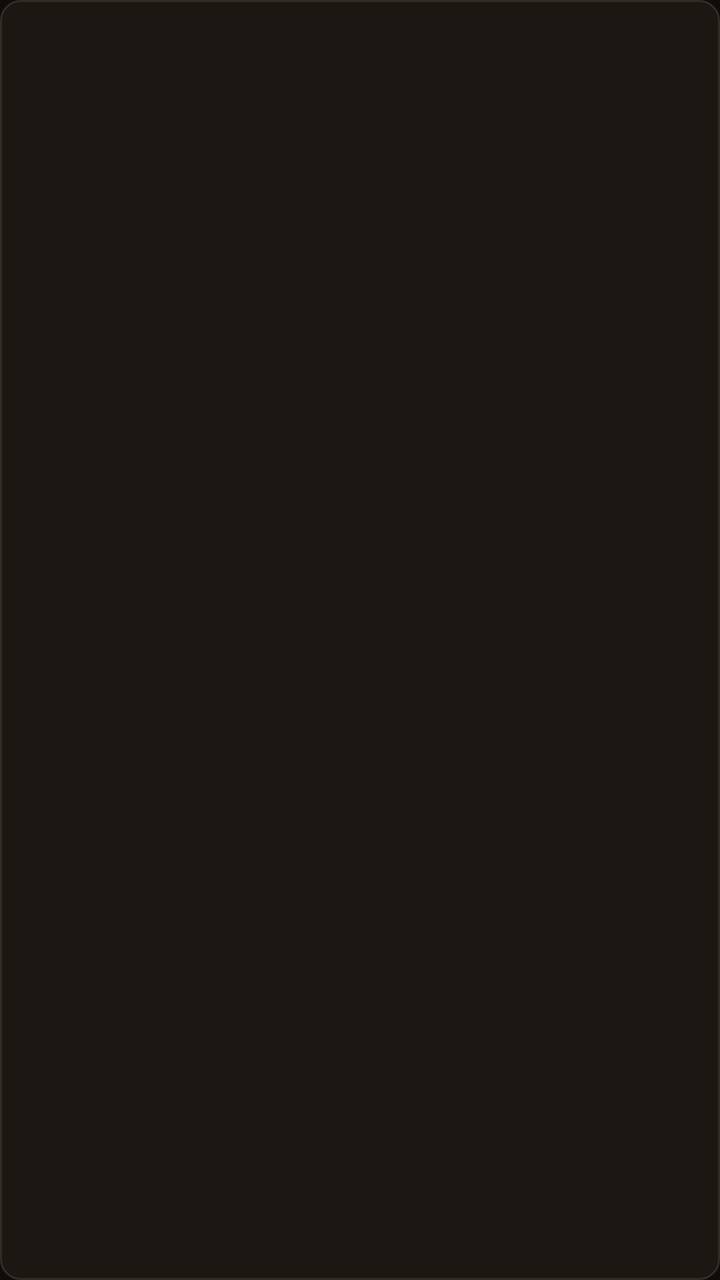
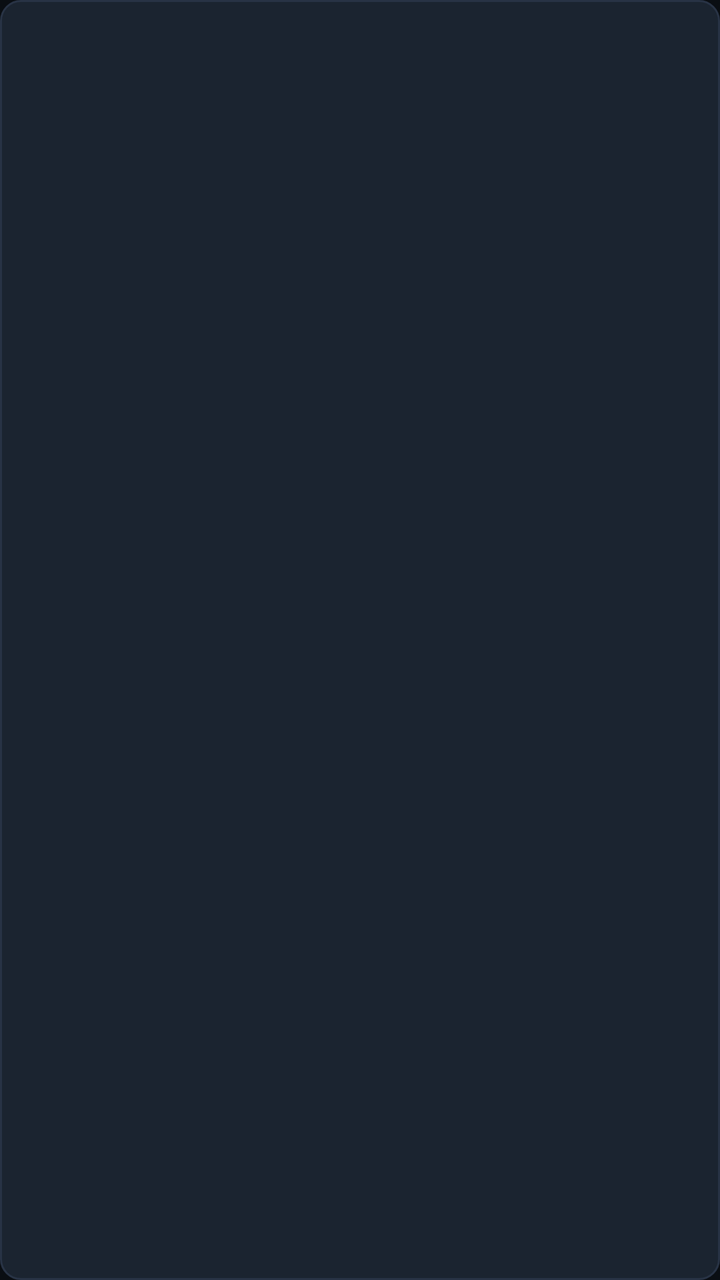

An Android layout rendered at two revisions. The XML below is the earlier revision; the diff shows what the commit changed to produce the second picture.
<!-- AndroidManifest.xml: application theme AppTheme -->
<!-- res/layout/item_result.xml -->
<?xml version="1.0" encoding="utf-8"?>
<LinearLayout xmlns:android="http://schemas.android.com/apk/res/android"
    android:layout_width="match_parent"
    android:layout_height="96dp"
    android:layout_marginBottom="8dp"
    android:background="@drawable/card_bg"
    android:focusable="true"
    android:focusableInTouchMode="true"
    android:gravity="center_vertical"
    android:orientation="horizontal"
    android:padding="12dp">

    <ImageView
        android:id="@+id/image"
        android:layout_width="64dp"
        android:layout_height="64dp"
        android:contentDescription="@null"
        android:scaleType="fitCenter" />

    <LinearLayout
        android:layout_width="0dp"
        android:layout_height="wrap_content"
        android:layout_marginStart="12dp"
        android:layout_weight="1"
        android:orientation="vertical">

        <TextView
            android:id="@+id/name"
            android:layout_width="match_parent"
            android:layout_height="wrap_content"
            android:duplicateParentState="true"
            android:ellipsize="end"
            android:maxLines="1"
            android:textColor="@color/item_text"
            android:textSize="17sp" />

        <TextView
            android:id="@+id/subtitle"
            android:layout_width="match_parent"
            android:layout_height="wrap_content"
            android:layout_marginTop="2dp"
            android:duplicateParentState="true"
            android:textColor="@color/text_dim"
            android:textSize="14sp" />
    </LinearLayout>

</LinearLayout>
<!-- resources referenced by this layout -->
<resources>
  <color name="text_dim">#C9BFB0</color>
  <!-- drawable card_bg (drawable) -->
  <?xml version="1.0" encoding="utf-8"?>
  <selector xmlns:android="http://schemas.android.com/apk/res/android">
      <item android:state_focused="true">
          <shape android:shape="rectangle">
              <solid android:color="@color/card" />
              <stroke
                  android:width="3dp"
                  android:color="@color/accent" />
              <corners android:radius="10dp" />
          </shape>
      </item>
      <item>
          <shape android:shape="rectangle">
              <solid android:color="@color/card" />
              <stroke
                  android:width="1dp"
                  android:color="@color/card_border" />
              <corners android:radius="10dp" />
          </shape>
      </item>
  </selector>
  <style name="AppTheme" parent="Theme.AppCompat.NoActionBar">
          <item name="android:windowBackground">@color/bg</item>
          <item name="android:windowNoTitle">true</item>
          <item name="android:windowFullscreen">true</item>
          <item name="colorAccent">@color/accent</item>
          <item name="android:textColor">@color/text</item>
      </style>
  <color name="card">#1B1712</color>
  <color name="accent">#F2B441</color>
  <color name="card_border">#332C22</color>
  <color name="bg">#0E0D0B</color>
  <color name="text">#F6F1E7</color>
</resources>

<!-- the commit's change to res/layout/item_result.xml (unified diff, before → after) -->
@@ -12,10 +12,10 @@
 
     <ImageView
         android:id="@+id/image"
-        android:layout_width="64dp"
-        android:layout_height="64dp"
+        android:layout_width="120dp"
+        android:layout_height="68dp"
         android:contentDescription="@null"
-        android:scaleType="fitCenter" />
+        android:scaleType="centerCrop" />
 
     <LinearLayout
         android:layout_width="0dp"
<!-- resource entries referenced after the edit -->
@@ -1,6 +1,6 @@
 <!-- resources referenced by this layout -->
 <resources>
-  <color name="text_dim">#C9BFB0</color>
+  <color name="text_dim">#BAC3D0</color>
   <!-- drawable card_bg (drawable) -->
   <?xml version="1.0" encoding="utf-8"?>
   <selector xmlns:android="http://schemas.android.com/apk/res/android">
@@ -30,10 +30,10 @@
           <item name="colorAccent">@color/accent</item>
           <item name="android:textColor">@color/text</item>
       </style>
-  <color name="card">#1B1712</color>
-  <color name="accent">#F2B441</color>
-  <color name="card_border">#332C22</color>
-  <color name="bg">#0E0D0B</color>
-  <color name="text">#F6F1E7</color>
+  <color name="card">#1B2430</color>
+  <color name="accent">#FFD23F</color>
+  <color name="card_border">#283345</color>
+  <color name="bg">#0A0E13</color>
+  <color name="text">#F4F1EA</color>
 </resources>
 
